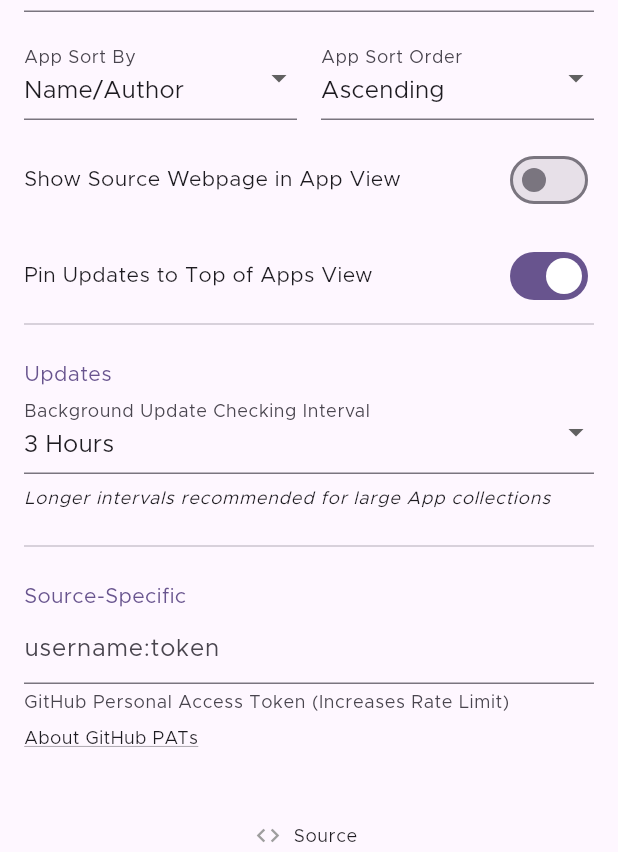
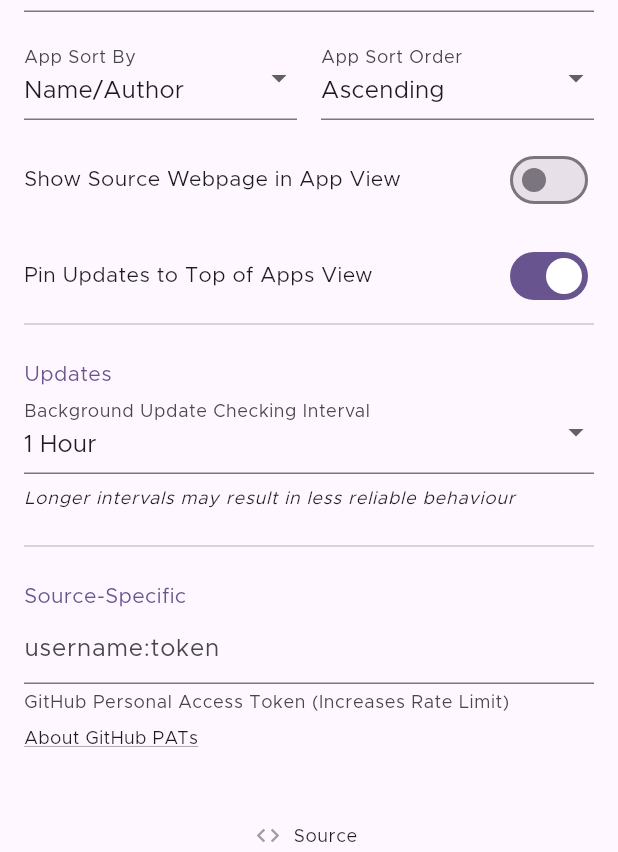
Before and after one commit to ImranR98/Obtainium, a Flutter app: the SettingsPage screen opened directly, on a phone screen of 412 x 824 dp, the part 384-1236 px from its top. Run offline on Flutter 3.47's test engine with Material 2 defaults, Android fonts, the phone set to English and light mode, and no system bars; drawn by our look-alikes of dynamic_color; our stand-ins replace device_info_plus, file_picker, flutter_local_notifications, fluttertoast, permission_handler, share_plus and 2 more; missing offline and left inert: flutter_fgbg, install_plugin_v2, installed_apps, package_archive_info, workmanager; accounts and stored records are empty; statements that could not run were skipped.

Commit message:
Shorter default interval (see #87)

```diff
--- a/lib/pages/settings.dart
+++ b/lib/pages/settings.dart
@@ -213,7 +213,7 @@ class _SettingsPageState extends State<SettingsPage> {
                               height: 8,
                             ),
                             Text(
-                              'Longer intervals recommended for large App collections',
+                              'Longer intervals may result in less reliable behaviour',
                               style: Theme.of(context)
                                   .textTheme
                                   .labelMedium!
--- a/lib/providers/settings_provider.dart
+++ b/lib/providers/settings_provider.dart
@@ -55,7 +55,7 @@ class SettingsProvider with ChangeNotifier {
   }
 
   int get updateInterval {
-    var min = prefs?.getInt('updateInterval') ?? 180;
+    var min = prefs?.getInt('updateInterval') ?? 60;
     if (!updateIntervals.contains(min)) {
       var temp = updateIntervals[0];
       for (var i in updateIntervals) {
```
